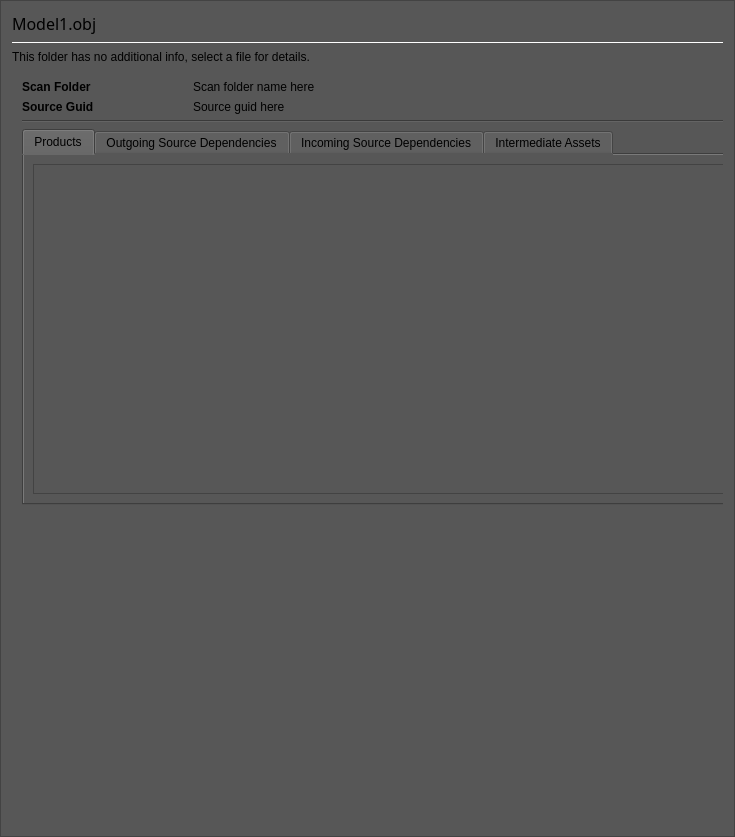
First picture: the form in Code/Tools/AssetProcessor/native/ui/SourceAssetDetailsPanel.ui, repository o3de/o3de, before the edit.
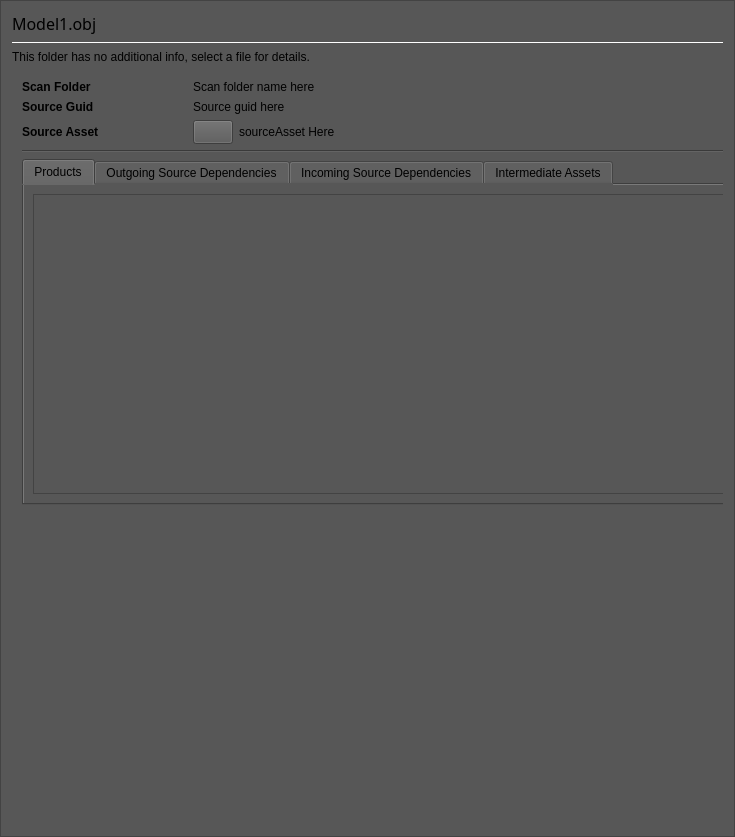
Second picture: the form after the edit. Custom widgets are drawn as their Qt base class.

Commit message: work in progress on intermediate assets UI. Added intermediate asset tab, added goto button. Remaining: Fix goto button logic for source versus intermediate. Clean up how the code checks for what is an intermediate asset.

What changed in the file:
```diff
--- a/Code/Tools/AssetProcessor/native/ui/SourceAssetDetailsPanel.ui
+++ b/Code/Tools/AssetProcessor/native/ui/SourceAssetDetailsPanel.ui
@@ -281,6 +281,49 @@
               </property>
              </widget>
             </item>
+             <item row="2" column="0">
+               <widget class="QLabel" name="sourceAsssetTitleLabel">
+                 <property name="styleSheet">
+                   <string notr="true">font: bold;</string>
+                 </property>
+                 <property name="text">
+                   <string>Source Asset</string>
+                 </property>
+                 <property name="alignment">
+                   <set>Qt::AlignLeading|Qt::AlignLeft|Qt::AlignVCenter</set>
+                 </property>
+               </widget>
+             </item>
+             <item row="2" column="1">
+               <layout class="QHBoxLayout" name="sourceAsset">
+                 <item>
+                   <widget class="AssetProcessor::GoToButton" name="gotoAssetButton">
+                     <property name="sizePolicy">
+                       <sizepolicy hsizetype="Fixed" vsizetype="Fixed">
+                         <horstretch>0</horstretch>
+                         <verstretch>0</verstretch>
+                       </sizepolicy>
+                     </property>
+                     <property name="minimumSize">
+                       <size>
+                         <width>24</width>
+                         <height>24</height>
+                       </size>
+                     </property>
+                   </widget>
+                 </item>
+                 <item>
+                   <widget class="QLabel" name="sourceAssetValueLabel">
+                     <property name="text">
+                       <string>sourceAsset Here</string>
+                     </property>
+                     <property name="textInteractionFlags">
+                       <set>Qt::LinksAccessibleByMouse|Qt::TextSelectableByKeyboard|Qt::TextSelectableByMouse</set>
+                     </property>
+                   </widget>
+                 </item>
+               </layout>
+             </item>
            </layout>
           </item>
           <item>
@@ -563,6 +606,16 @@
    </item>
   </layout>
  </widget>
- <resources/>
+  <customwidgets>
+    <customwidget>
+      <class>AssetProcessor::GoToButton</class>
+      <extends>QPushButton</extends>
+      <header>native/ui/GoToButton.h</header>
+      <container>1</container>
+    </customwidget>
+  </customwidgets>
+  <resources>
+    <include location="style/AssetProcessor.qrc"/>
+  </resources>
  <connections/>
 </ui>
```
The commit also changes 8 other files.
